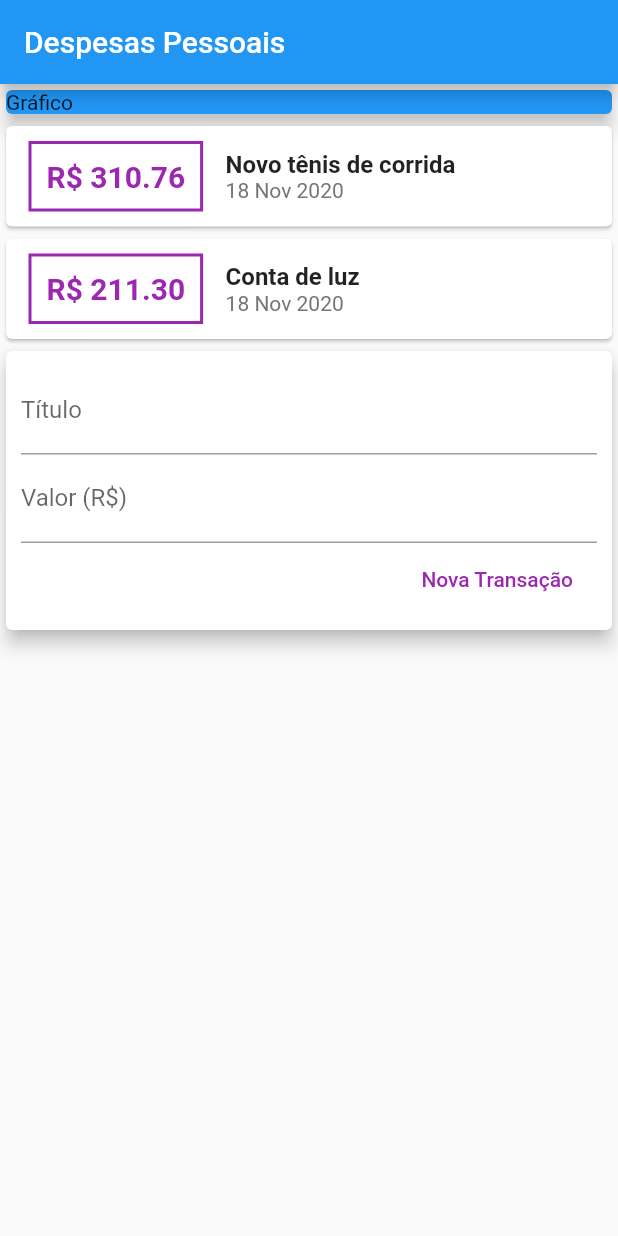
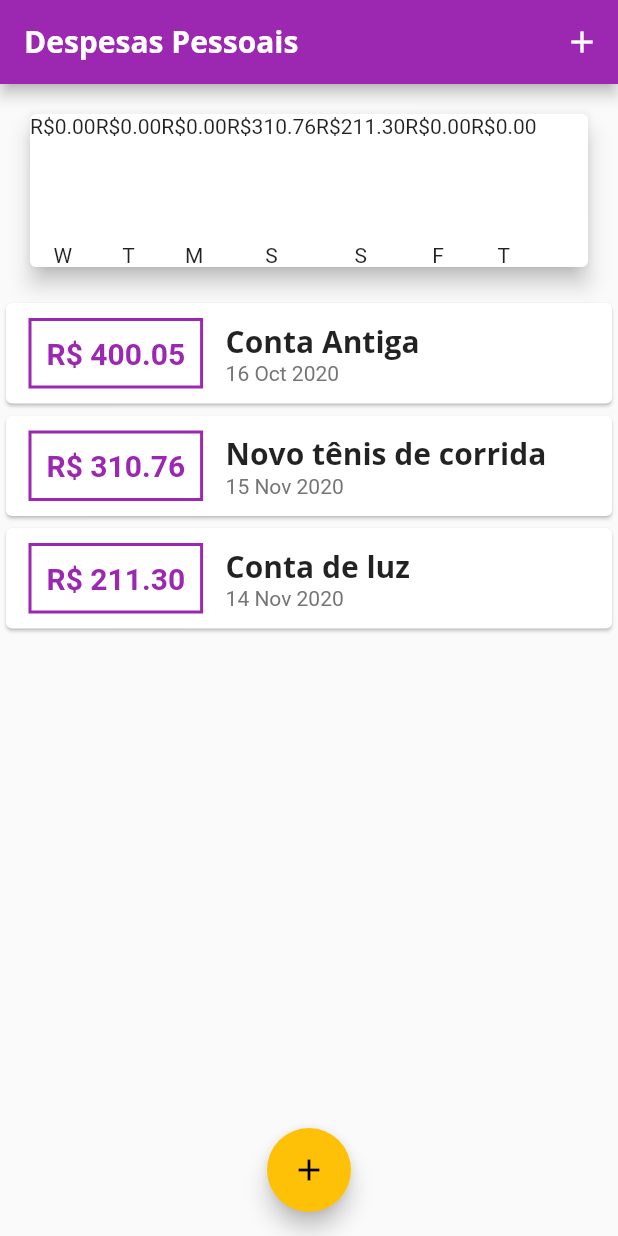
Before and after one commit to ricardo-kowalski/curso_flutter, a Flutter app: the screen it shows after launch, on a phone screen of 412 x 824 dp. Run offline on Flutter 3.47's test engine with Material 2 defaults, Android fonts, the phone set to English and light mode, and no system bars.

Commit message:
chart bar pt1

```diff
--- /dev/null
+++ b/expenses/lib/components/chart.dart
@@ -0,0 +1,54 @@
+import 'package:expenses/components/chart_bar.dart';
+import 'package:flutter/material.dart';
+import 'package:intl/intl.dart';
+import '../models/transaction.dart';
+
+class Chart extends StatelessWidget {
+  final List<Transaction> recentTransaction;
+
+  Chart(this.recentTransaction);
+
+  List<Map<String, Object>> get groupedTransactions {
+    return List.generate(7, (index) {
+      final weekDay = DateTime.now().subtract(Duration(days: index));
+
+      double totalSum = 0.0;
+
+      for (var i = 0; i < recentTransaction.length; i++) {
+        bool sameDay = recentTransaction[i].date.day == weekDay.day;
+        bool sameMonth = recentTransaction[i].date.month == weekDay.month;
+        bool sameYear = recentTransaction[i].date.year == weekDay.year;
+
+        if (sameDay && sameMonth && sameYear) {
+          totalSum += recentTransaction[i].value;
+        }
+      }
+
+      print(DateFormat.E().format(weekDay)[0]);
+      print(totalSum);
+
+      return {
+        'day': DateFormat.E().format(weekDay)[0],
+        'value': totalSum,
+      };
+    });
+  }
+
+  @override
+  Widget build(BuildContext context) {
+    groupedTransactions;
+    return Card(
+      elevation: 6,
+      margin: EdgeInsets.all(20),
+      child: Row(
+        children: groupedTransactions.map((tr) {
+          return ChartBar(
+            label: tr['day'],
+            value: tr['value'],
+            percentage: 0,
+          );
+        }).toList(),
+      ),
+    );
+  }
+}
--- /dev/null
+++ b/expenses/lib/components/chart_bar.dart
@@ -0,0 +1,30 @@
+import 'package:flutter/material.dart';
+
+class ChartBar extends StatelessWidget {
+  final String label;
+  final double value;
+  final double percentage;
+
+  ChartBar({
+    this.label,
+    this.value,
+    this.percentage,
+  });
+
+  @override
+  Widget build(BuildContext context) {
+    return Column(
+      children: [
+        Text('R\$${value.toStringAsFixed(2)}'),
+        SizedBox(height: 5),
+        Container(
+          height: 60,
+          width: 10,
+          child: null,
+        ),
+        SizedBox(height: 5),
+        Text(label)
+      ],
+    );
+  }
+}
--- /dev/null
+++ b/expenses/lib/components/transaction_form.dart
@@ -0,0 +1,67 @@
+import 'package:flutter/material.dart';
+import 'package:flutter/services.dart';
+
+class TransactionForm extends StatefulWidget {
+  final void Function(String, double) onSubmit;
+
+  TransactionForm(this.onSubmit);
+
+  @override
+  _TransactionFormState createState() => _TransactionFormState();
+}
+
+class _TransactionFormState extends State<TransactionForm> {
+  final titleController = TextEditingController();
+
+  final valueController = TextEditingController();
+
+  _submitForm() {
+    final title = titleController.text;
+    final value = double.tryParse(valueController.text) ?? 0.0;
+
+    if (title.isEmpty || value <= 0) {
+      return;
+    }
+
+    widget.onSubmit(title, value);
+  }
+
+  @override
+  Widget build(BuildContext context) {
+    return Card(
+      elevation: 5,
+      child: Padding(
+        padding: const EdgeInsets.all(10.0),
+        child: Column(
+          children: [
+            TextField(
+              controller: titleController,
+              onSubmitted: (value) => _submitForm(),
+              decoration: InputDecoration(
+                labelText: 'Título',
+              ),
+            ),
+            TextField(
+              keyboardType: TextInputType.numberWithOptions(decimal: true),
+              onSubmitted: (value) => _submitForm(),
+              controller: valueController,
+              decoration: InputDecoration(
+                labelText: 'Valor (R\$)',
+              ),
+            ),
+            Row(
+              mainAxisAlignment: MainAxisAlignment.end,
+              children: [
+                FlatButton(
+                  child: Text('Nova Transação'),
+                  textColor: Theme.of(context).primaryColor,
+                  onPressed: _submitForm,
+                ),
+              ],
+            ),
+          ],
+        ),
+      ),
+    );
+  }
+}
--- /dev/null
+++ b/expenses/lib/components/transaction_list.dart
@@ -0,0 +1,86 @@
+import 'package:flutter/material.dart';
+import 'package:intl/intl.dart';
+import '../models/transaction.dart';
+
+class TransactionList extends StatelessWidget {
+  final List<Transaction> transactions;
+
+  TransactionList(this.transactions);
+
+  @override
+  Widget build(BuildContext context) {
+    return Container(
+      height: 300,
+      child: transactions.isEmpty
+          ? Column(
+              children: [
+                SizedBox(height: 20),
+                Text(
+                  'Nenhuma transação cadastrada',
+                  style: Theme.of(context).textTheme.headline6,
+                ),
+                SizedBox(height: 20),
+                Container(
+                  height: 200,
+                  child: Image.asset(
+                    'assets/images/waiting.png',
+                    fit: BoxFit.cover,
+                  ),
+                ),
+              ],
+            )
+          : ListView.builder(
+              itemCount: transactions.length,
+              itemBuilder: (ctx, index) {
+                final tr = transactions[index];
+                return Card(
+                  child: Row(
+                    children: [
+                      Container(
+                        margin: EdgeInsets.symmetric(
+                          horizontal: 15.0,
+                          vertical: 10.0,
+                        ),
+                        decoration: BoxDecoration(
+                          border: Border.all(
+                            color: Theme.of(context).primaryColor,
+                            width: 2,
+                          ),
+                        ),
+                        padding: EdgeInsets.all(10.0),
+                        child: Text(
+                          'R\$ ' + tr.value.toStringAsFixed(2),
+                          style: TextStyle(
+                            fontWeight: FontWeight.bold,
+                            fontSize: 20,
+                            color: Theme.of(context).primaryColor,
+                          ),
+                        ),
+                      ),
+                      Column(
+                        crossAxisAlignment: CrossAxisAlignment.start,
+                        children: [
+                          Text(
+                            tr.title,
+                            style: Theme.of(context).textTheme.headline6,
+                            // style: TextStyle(
+                            //   fontSize: 16.0,
+                            //   fontWeight: FontWeight.bold,
+                            // ),
+                          ),
+                          Text(
+                            DateFormat('d MMM y').format(tr.date),
+                            style: TextStyle(
+                              color: Colors.grey[600],
+                            ),
+                          ),
+                        ],
+                      )
+                    ],
+                  ),
+                );
+              },
+            ),
+    );
+  }
+}
--- a/expenses/lib/main.dart
+++ b/expenses/lib/main.dart
@@ -1,6 +1,11 @@
-import 'package:expenses/models/transaction.dart';
+import 'package:expenses/components/transaction_form.dart';
 import 'package:flutter/material.dart';
-import 'package:intl/intl.dart';
+
+import 'dart:math';
+import './components/transaction_form.dart';
+import './models/transaction.dart';
+import './components/transaction_list.dart';
+import 'components/chart.dart';
 
 main() => runApp(ExpensesApp());
 
@@ -9,123 +14,116 @@ class ExpensesApp extends StatelessWidget {
   Widget build(BuildContext context) {
     return MaterialApp(
       home: MyHomePage(),
+      theme: ThemeData(
+        primarySwatch: Colors.purple,
+        accentColor: Colors.amber,
+        fontFamily: 'Quicksand',
+        textTheme: ThemeData.light().textTheme.copyWith(
+              headline6: TextStyle(
+                fontFamily: 'OpenSans',
+                fontSize: 20,
+                fontWeight: FontWeight.bold,
+              ),
+            ),
+        appBarTheme: AppBarTheme(
+          textTheme: ThemeData.light().textTheme.copyWith(
+                headline6: TextStyle(
+                  fontFamily: 'OpenSans',
+                  fontSize: 20,
+                  fontWeight: FontWeight.bold,
+                ),
+              ),
+        ),
+      ),
     );
   }
 }
 
-class MyHomePage extends StatelessWidget {
-  final _transactions = [
+class MyHomePage extends StatefulWidget {
+  @override
+  _MyHomePageState createState() => _MyHomePageState();
+}
+
+class _MyHomePageState extends State<MyHomePage> {
+  final List<Transaction> _transactions = [
+    Transaction(
+      id: 't0',
+      title: 'Conta Antiga',
+      value: 400.05,
+      date: DateTime.now().subtract(Duration(days: 33)),
+    ),
     Transaction(
       id: 't1',
       title: 'Novo tênis de corrida',
       value: 310.76,
-      date: DateTime.now(),
+      date: DateTime.now().subtract(Duration(days: 3)),
     ),
     Transaction(
       id: 't2',
       title: 'Conta de luz',
       value: 211.30,
-      date: DateTime.now(),
+      date: DateTime.now().subtract(Duration(days: 4)),
     ),
   ];
+
+  List<Transaction> get _recentTransactions {
+    return _transactions.where((tr) {
+      return tr.date.isAfter(DateTime.now().subtract(
+        Duration(days: 7),
+      ));
+    }).toList();
+  }
+
+  _addTransaction(String title, double value) {
+    final newTransaction = Transaction(
+      id: Random().nextDouble().toString(),
+      title: title,
+      value: value,
+      date: DateTime.now(),
+    );
+
+    setState(() {
+      _transactions.add(newTransaction);
+    });
+
+    Navigator.of(context).pop();
+  }
+
+  _openTransactionFormModal(BuildContext context) {
+    showModalBottomSheet(
+      context: context,
+      builder: (ctx) {
+        return TransactionForm(_addTransaction);
+      },
+    );
+  }
 
   @override
   Widget build(BuildContext context) {
     return Scaffold(
       appBar: AppBar(
+        actions: [
+          IconButton(
+            icon: Icon(Icons.add),
+            onPressed: () => _openTransactionFormModal(context),
+          )
+        ],
         title: Text('Despesas Pessoais'),
       ),
-      body: Column(
-        crossAxisAlignment: CrossAxisAlignment.stretch,
-        children: [
-          Container(
-            child: Card(
-              color: Colors.blue,
-              child: Text('Gráfico'),
-              elevation: 5,
-            ),
-          ),
-          Column(
-            children: _transactions.map((tr) {
-              return Card(
-                child: Row(
-                  children: [
-                    Container(
-                      margin: EdgeInsets.symmetric(
-                        horizontal: 15.0,
-                        vertical: 10.0,
-                      ),
-                      decoration: BoxDecoration(
-                        border: Border.all(
-                          color: Colors.purple,
-                          width: 2,
-                        ),
-                      ),
-                      padding: EdgeInsets.all(10.0),
-                      child: Text(
-                        'R\$ ' + tr.value.toStringAsFixed(2),
-                        style: TextStyle(
-                          fontWeight: FontWeight.bold,
-                          fontSize: 20,
-                          color: Colors.purple,
-                        ),
-                      ),
-                    ),
-                    Column(
-                      crossAxisAlignment: CrossAxisAlignment.start,
-                      children: [
-                        Text(
-                          tr.title,
-                          style: TextStyle(
-                            fontSize: 16.0,
-                            fontWeight: FontWeight.bold,
-                          ),
-                        ),
-                        Text(
-                          DateFormat('d MMM y').format(tr.date),
-                          style: TextStyle(
-                            color: Colors.grey[600],
-                          ),
-                        ),
-                      ],
-                    )
-                  ],
-                ),
-              );
-            }).toList(),
-          ),
-          Card(
-            elevation: 5,
-            child: Padding(
-              padding: const EdgeInsets.all(10.0),
-              child: Column(
-                children: [
-                  TextField(
-                    decoration: InputDecoration(
-                      labelText: 'Título',
-                    ),
-                  ),
-                  TextField(
-                    decoration: InputDecoration(
-                      labelText: 'Valor (R\$)',
-                    ),
-                  ),
-                  Row(
-                    mainAxisAlignment: MainAxisAlignment.end,
-                    children: [
-                      FlatButton(
-                        child: Text('Nova Transação'),
-                        textColor: Colors.purple,
-                        onPressed: () {},
-                      ),
-                    ],
-                  ),
-                ],
-              ),
-            ),
-          ),
-        ],
+      body: SingleChildScrollView(
+        child: Column(
+          crossAxisAlignment: CrossAxisAlignment.stretch,
+          children: [
+            Chart(_recentTransactions),
+            TransactionList(_transactions),
+          ],
+        ),
       ),
+      floatingActionButton: FloatingActionButton(
+        child: Icon(Icons.add),
+        onPressed: () => _openTransactionFormModal(context),
+      ),
+      floatingActionButtonLocation: FloatingActionButtonLocation.centerFloat,
     );
   }
 }
```
Also changed, not shown: expenses/pubspec.yaml (+13 -8 lines), expenses/assets/fonts/OpenSans-Bold.ttf (added), expenses/assets/fonts/OpenSans-Regular.ttf (added), expenses/assets/fonts/Quicksand-Bold.ttf (added), expenses/assets/fonts/Quicksand-Light.ttf (added), expenses/assets/fonts/Quicksand-Medium.ttf (added), expenses/assets/fonts/Quicksand-Regular.ttf (added), expenses/assets/images/waiting.png (added).
